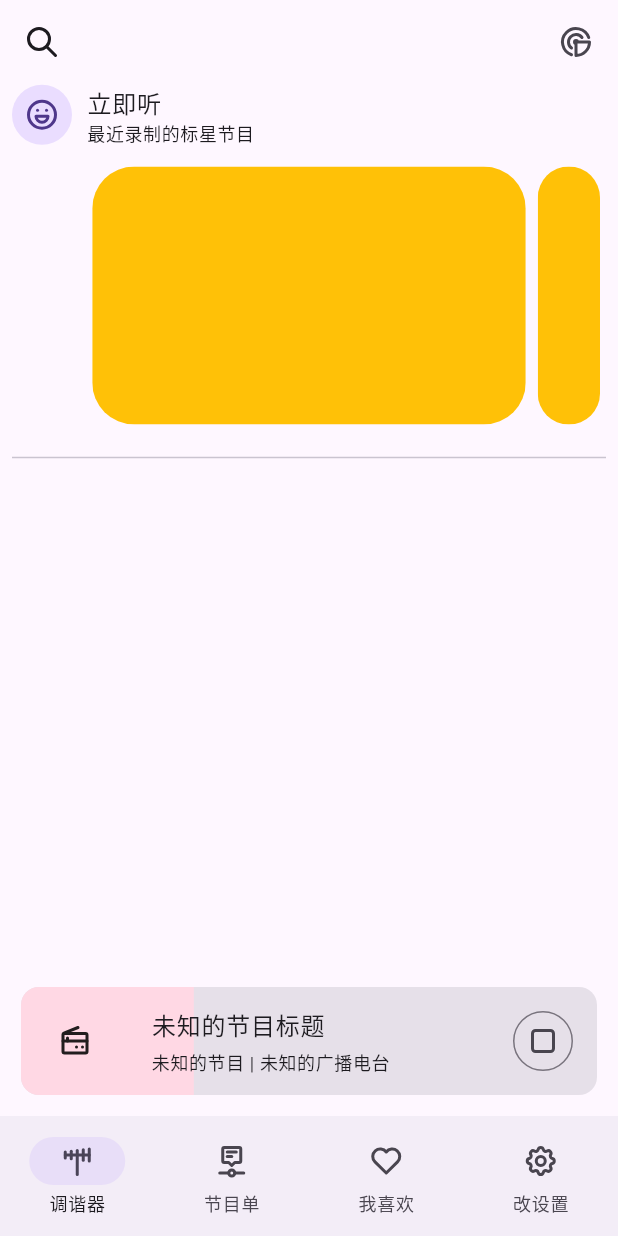
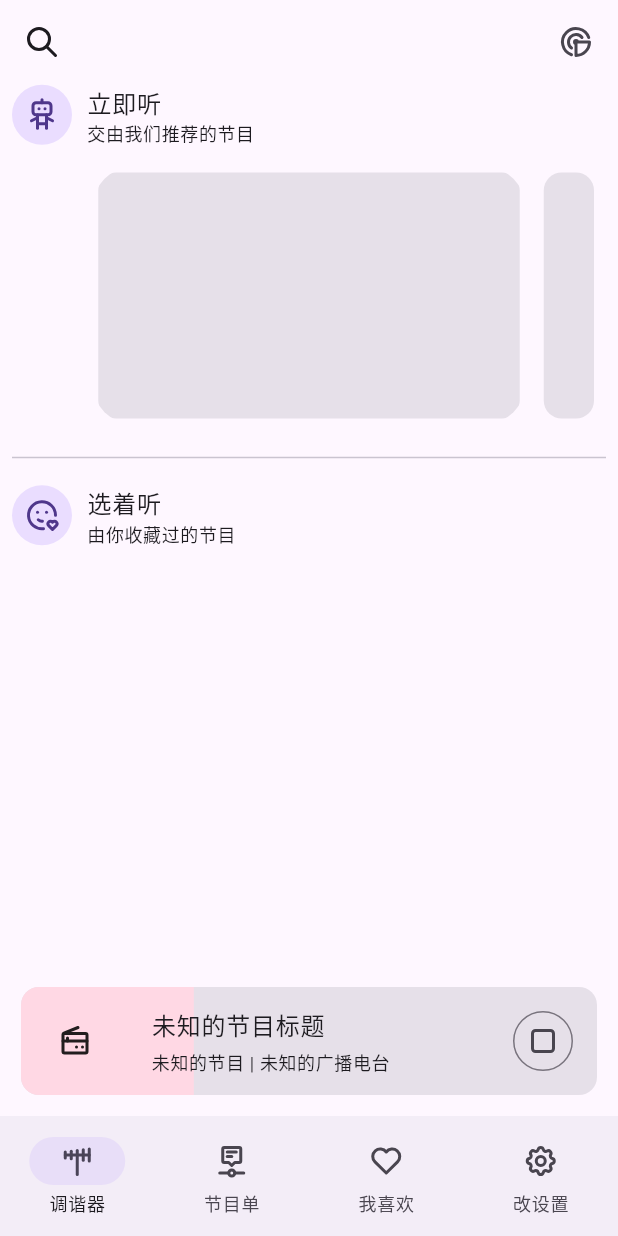
Before and after one commit to TaoEngine/outdoor_aerial_client, a Flutter app: the screen it shows after launch, on a phone screen of 412 x 824 dp. Run offline on Flutter 3.47's test engine with Material 3 defaults, Android fonts, the phone set to English and light mode, and no system bars; our stand-ins replace another_flutter_splash_screen, audio_service, flutter_tabler_icons, go_router; missing offline and left inert: flutter_soloud.

Commit message:
更换Tuner页面标签

```diff
--- a/lib/pages/tuner/tuner_page.dart
+++ b/lib/pages/tuner/tuner_page.dart
@@ -43,7 +43,7 @@ class _TunerPageState extends State<TunerPage> {
               crossAxisAlignment: CrossAxisAlignment.center,
               spacing: 10,
               children: [
-                CircleAvatar(child: Icon(TablerIcons.mood_happy)),
+                CircleAvatar(child: Icon(TablerIcons.robot)),
                 Column(
                   mainAxisAlignment: MainAxisAlignment.start,
                   mainAxisSize: MainAxisSize.min,
@@ -51,7 +51,7 @@ class _TunerPageState extends State<TunerPage> {
                   spacing: 1,
                   children: [
                     Text("立即听", style: Theme.of(context).textTheme.bodyLarge),
-                    Text("最近录制的标星节目", style: Theme.of(context).textTheme.bodySmall),
+                    Text("交由我们推荐的节目", style: Theme.of(context).textTheme.bodySmall),
                   ],
                 ),
               ],
@@ -63,13 +63,9 @@ class _TunerPageState extends State<TunerPage> {
               controller: __carouselController,
               flexWeights: [1, 6, 1],
               itemSnapping: true,
-              children: <Widget>[
-                Container(color: Colors.amber),
-                Container(color: Colors.amber),
-                Container(color: Colors.amber),
-                Container(color: Colors.amber),
-                Container(color: Colors.amber),
-              ],
+              children: List.generate(5, (int index) {
+                return Card.filled(clipBehavior: Clip.antiAlias, child: Center());
+              }),
               onTap: (value) {
                 __carouselController.animateToItem(value);
                 if (__carouselPage == value) {
@@ -81,6 +77,28 @@ class _TunerPageState extends State<TunerPage> {
             ),
           ),
           Divider(),
+          ConstrainedBox(
+            constraints: BoxConstraints(maxHeight: 50),
+            child: Row(
+              mainAxisAlignment: MainAxisAlignment.start,
+              mainAxisSize: MainAxisSize.max,
+              crossAxisAlignment: CrossAxisAlignment.center,
+              spacing: 10,
+              children: [
+                CircleAvatar(child: Icon(TablerIcons.mood_heart)),
+                Column(
+                  mainAxisAlignment: MainAxisAlignment.start,
+                  mainAxisSize: MainAxisSize.min,
+                  crossAxisAlignment: CrossAxisAlignment.start,
+                  spacing: 1,
+                  children: [
+                    Text("选着听", style: Theme.of(context).textTheme.bodyLarge),
+                    Text("由你收藏过的节目", style: Theme.of(context).textTheme.bodySmall),
+                  ],
+                ),
+              ],
+            ),
+          ),
         ],
       ),
     );
```
